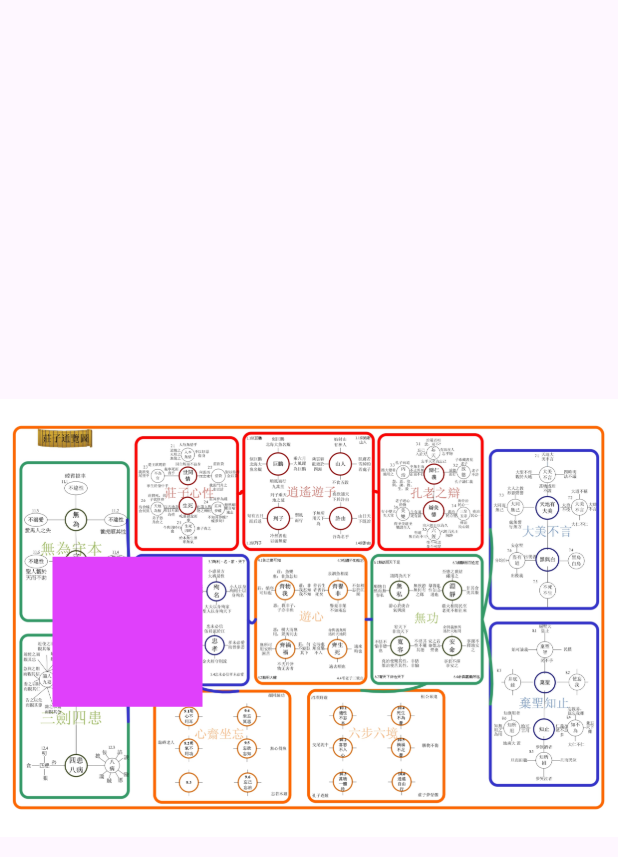
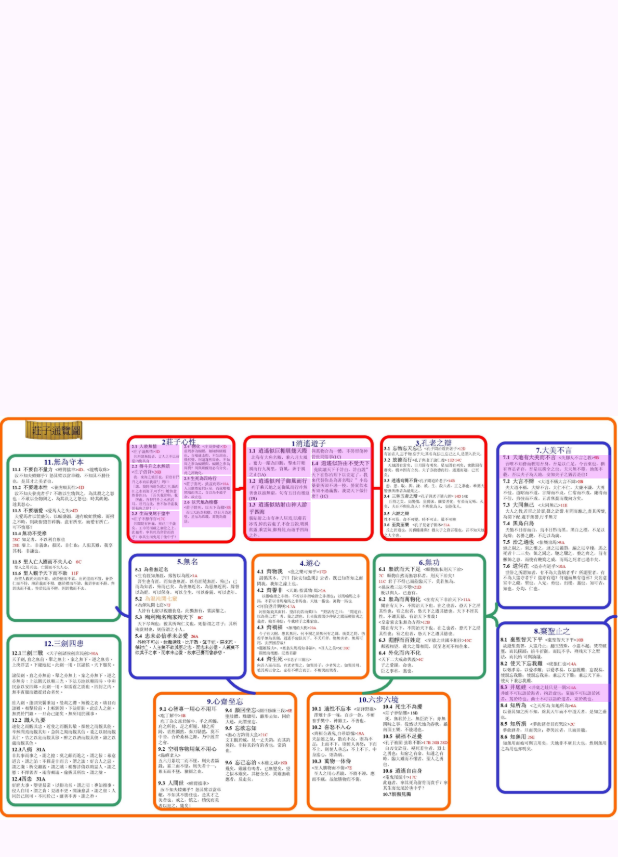
Before and after one commit to Connection2Peter/Zhuangzi_Overview, a Flutter app: the screen it shows after launch, on a phone screen of 412 x 824 dp. Shown: the top 857 px of the screen. Run offline on Flutter 3.47's test engine with Material 3 defaults, Android fonts, the phone set to English and light mode, and no system bars; our stand-ins replace responsive_sizer.

Commit message:
v240104_1503
Stage 1

```diff
--- a/lib/main.dart
+++ b/lib/main.dart
@@ -46,35 +46,51 @@ class MainPage extends StatefulWidget {
 
 class _MainPageState extends State<MainPage> {
   List<PopImage> popImages = [
-    PopImage('莊子心性', 'assets/莊子心性-人本無情.jpg', 35, 105, 100, 100),
+    PopImage('莊子心性 - 人本無情', 'assets/莊子心性-人本無情.jpg', 500, 110, 190, 70),
+    PopImage('莊子心性 - 借貸', 'assets/莊子心性-借貸.jpg', 500, 185, 190, 175),
+    PopImage('莊子心性 - 不為官', 'assets/莊子心性-不為官.jpg', 500, 365, 190, 120),
+    PopImage('莊子心性 - 莊周夢蝶', 'assets/莊紫心性-莊周夢蝶.png', 700, 110, 190, 115),
+    PopImage('莊子心性 - 生死四時', 'assets/莊子心性-生死四時.jpeg', 700, 230, 190, 90),
+    PopImage('莊子心性 - 天地為棺', 'assets/莊子心性-天地為官.jpg', 700, 323, 190, 105),
+    PopImage('逍遙遊子 - 鯤與鵬', 'assets/逍遙遊子-鯤與鵬.jpeg', 950, 120, 245, 115),
+    PopImage('逍遙遊子 - 列子1.2', 'assets/逍遙遊子-列子1.2.jpeg', 950, 240, 245, 85),
+    PopImage('逍遙遊子 - 山人', 'assets/逍遙遊子-山人.jpg', 950, 330, 245, 140),
+    PopImage('逍遙遊子 - 山人', 'assets/逍遙遊子-山人.jpg', 1200, 120, 230, 45),
+    PopImage('逍遙遊子 - 列子1.4', 'assets/逍遙遊子-列子1.4.jpeg', 1200, 170, 230, 150),
+    PopImage('邯鄲學步', 'assets/邯鄲學步.png', 1920, 150, 430, 90),
+    PopImage('井底之蛙', 'assets/井底之蛙.jpeg', 1920, 1030, 430, 70),
   ];
 
   @override
   Widget build(BuildContext context) {
     Size screenSize = MediaQuery.of(context).size;
-    double imageRatio = 2482 / 1757;
+    double imageWidth = 2378;
+    double imageHeight = 1554;
+    double imageRatio = imageWidth / imageHeight;
     double needWidth = screenSize.height * imageRatio;
     double needHeight = screenSize.width / imageRatio;
     double scaledWidth = needWidth > screenSize.width ? screenSize.width : needWidth;
     double scaledHeight = needHeight < screenSize.height ? needHeight : screenSize.height;
     double anchorX = (screenSize.width - scaledWidth) / 2;
     double anchorY = (screenSize.height - scaledHeight) / 2;
+    double imageScaleWidth = scaledWidth / imageWidth;
+    double imageScaleHeight = scaledHeight / imageHeight;
     return Scaffold(
       body: Container(
         alignment: Alignment.center,
         decoration: const BoxDecoration(
           image: DecorationImage(
-            image: AssetImage("assets/華光三部曲_final_page-0005.jpg"),
+            image: AssetImage("assets/華光三部曲_final_page-0009.jpg"),
             fit: BoxFit.contain,
           ),
         ),
         child: Stack(
           children: popImages.map((e) {
             return Positioned(
-              left: e.x + anchorX,
-              top: e.y + anchorY,
-              width: e.width,
-              height: e.height,
+              left: e.x * imageScaleWidth + anchorX,
+              top: e.y * imageScaleHeight + anchorY,
+              width: e.width * imageScaleWidth,
+              height: e.height * imageScaleHeight,
               child: GestureDetector(
                 onTap: () {
                   showDialog(
@@ -84,9 +100,7 @@ class _MainPageState extends State<MainPage> {
                     },
                   );
                 },
-                child: Container(
-                  color: Colors.purpleAccent,
-                ),
+                child: Container(color: Colors.purpleAccent.withOpacity(0.3)),
               ),
             );
           }).toList(),
@@ -115,8 +129,8 @@ class _MainPageState extends State<MainPage> {
             fit: BoxFit.fitWidth,
             child: Image.asset(
               path2Image,
-              width: 80.w,
-              height: 80.h,
+              width: 60.w,
+              height: 60.h,
             ),
           );
         },
```
Also changed, not shown: assets/華光三部曲_final_page-0001.jpg (deleted), assets/華光三部曲_final_page-0005.jpg (deleted), assets/華光三部曲_final_page-0009.jpg (added).
